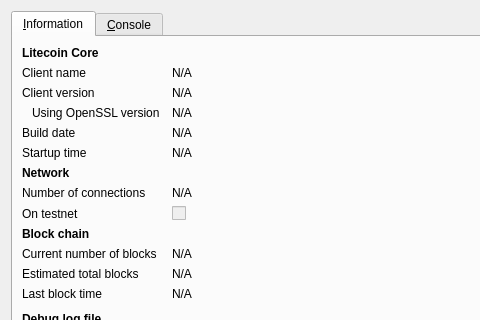
swastikit/swastikcoin, file src/qt/forms/rpcconsole.ui: the form before one commit; both pictures show x 0 to 480 and y 0 to 320 of the 740 by 450 pixel window.
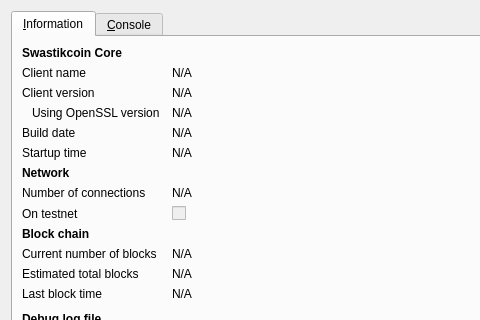
The form after the commit. Icons and pictures are not drawn.

Diff of the .ui file:
```diff
--- a/src/qt/forms/rpcconsole.ui
+++ b/src/qt/forms/rpcconsole.ui
@@ -36,7 +36,7 @@
           </font>
          </property>
          <property name="text">
-          <string>Litecoin Core</string>
+          <string>Swastikcoin Core</string>
          </property>
         </widget>
        </item>
```
Left out of the diff: 6 changed lines with no effect on the pictures.
